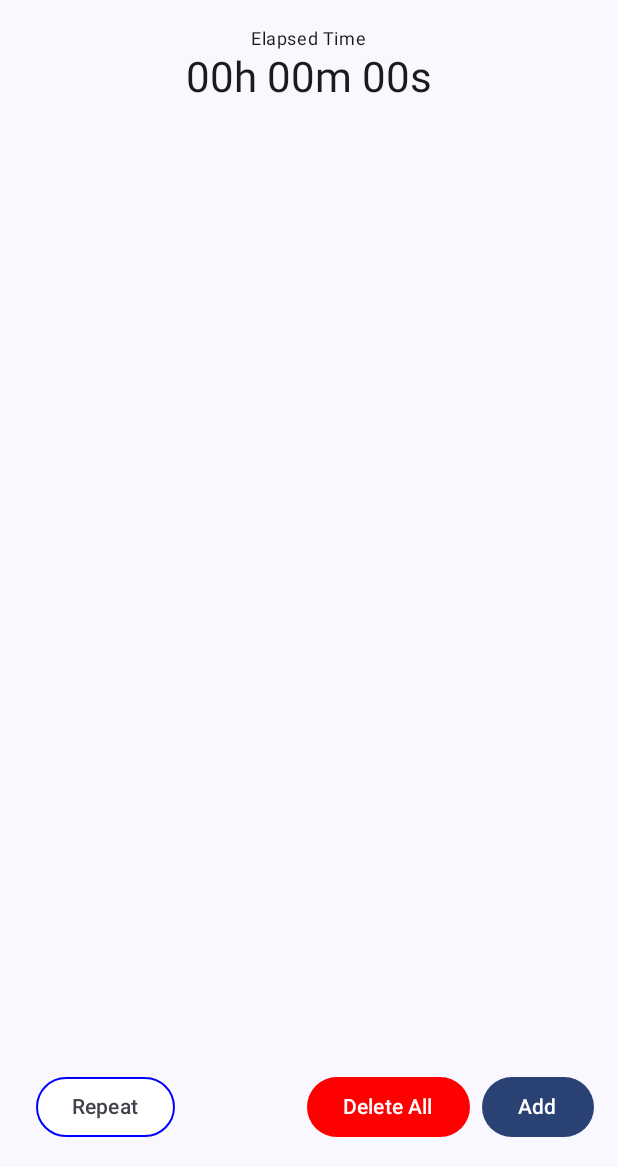
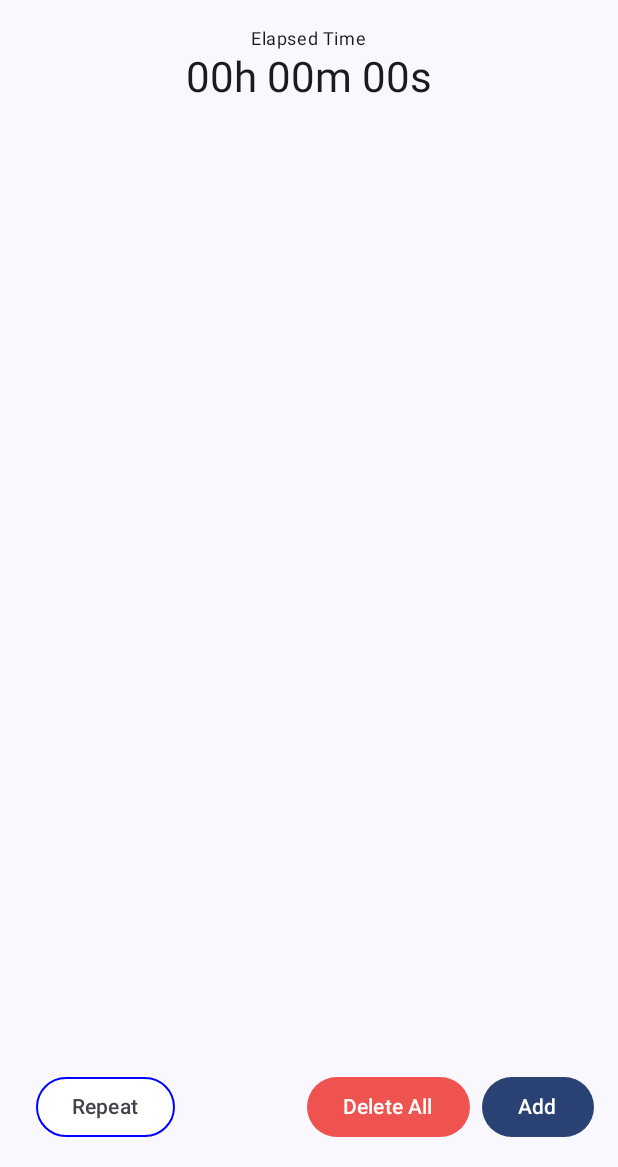
Before and after one commit to darkfoxdx/interval_timer, an Android app built with Jetpack Compose: the screen it shows after launch (MainActivity), on a phone screen of 412 x 824 dp, the part 69-1236 px from its top. Run offline under Robolectric (Android 15) with nearby library versions, the phone set to English and light mode, and no system bars; our stand-ins replace Dagger/Hilt's generated code, Room's generated code.

Commit message:
Handle theming

```diff
--- a/app/src/main/java/com/projecteugene/interval/compose/timer/TimerScreen.kt
+++ b/app/src/main/java/com/projecteugene/interval/compose/timer/TimerScreen.kt
@@ -37,6 +37,7 @@ import androidx.compose.ui.tooling.preview.Preview
 import androidx.compose.ui.unit.dp
 import androidx.hilt.navigation.compose.hiltViewModel
 import com.projecteugene.interval.data.TimerData
+import com.projecteugene.interval.ui.theme.customColorsPalette
 import com.projecteugene.interval.viewmodel.TimerViewModel
 import kotlinx.coroutines.launch
 import kotlin.time.Duration.Companion.seconds
@@ -167,7 +168,7 @@ fun TimerScreen(
                 Spacer(modifier = modifier.weight(weight = 1f))
                 Button(
                     onClick = { onDeleteAll() }, colors = ButtonDefaults.buttonColors(
-                        containerColor = Color.Red
+                        containerColor = MaterialTheme.customColorsPalette.extraColor3
                     ), modifier = modifier.padding(horizontal = 8.dp)
                 ) {
                     Text("Delete All")
--- a/app/src/main/java/com/projecteugene/interval/ui/theme/Theme.kt
+++ b/app/src/main/java/com/projecteugene/interval/ui/theme/Theme.kt
@@ -9,11 +9,21 @@ import androidx.compose.material3.dynamicDarkColorScheme
 import androidx.compose.material3.dynamicLightColorScheme
 import androidx.compose.material3.lightColorScheme
 import androidx.compose.runtime.Composable
+import androidx.compose.runtime.CompositionLocalProvider
+import androidx.compose.runtime.Immutable
+import androidx.compose.runtime.ReadOnlyComposable
 import androidx.compose.runtime.SideEffect
+import androidx.compose.runtime.staticCompositionLocalOf
+import androidx.compose.ui.graphics.Color
 import androidx.compose.ui.graphics.toArgb
 import androidx.compose.ui.platform.LocalContext
 import androidx.compose.ui.platform.LocalView
 import androidx.core.view.WindowCompat
+
+val MaterialTheme.customColorsPalette: CustomColorsPalette
+    @Composable
+    @ReadOnlyComposable
+    get() = LocalCustomColorsPalette.current
 
 private val DarkColorScheme = darkColorScheme(
     primary = Purple80,
@@ -37,6 +47,31 @@ private val LightColorScheme = lightColorScheme(
     */
 )
 
+@Immutable
+data class CustomColorsPalette(
+    val extraColor1: Color = LightExtraColor1,
+    val extraColor2: Color = LightExtraColor2,
+    val extraColor3: Color = LightExtraColor3
+)
+
+val LightExtraColor1 = Color(color = 0xFF29B6F6)
+val LightExtraColor2 = Color(color = 0xFF26A69A)
+val LightExtraColor3 = Color(color = 0xFFEF5350)
+
+val DarkExtraColor1 = Color(color = 0xFF0277BD)
+val DarkExtraColor2 = Color(color = 0xFF00695C)
+val DarkExtraColor3 = Color(color = 0xFFC62828)
+
+val LightCustomColorsPalette = CustomColorsPalette()
+
+val DarkCustomColorsPalette = CustomColorsPalette(
+    extraColor1 = DarkExtraColor1,
+    extraColor2 = DarkExtraColor2,
+    extraColor3 = DarkExtraColor3
+)
+
+val LocalCustomColorsPalette = staticCompositionLocalOf { CustomColorsPalette() }
+
 @Composable
 fun IntervalTimerTheme(
     darkTheme: Boolean = isSystemInDarkTheme(),
@@ -53,6 +88,12 @@ fun IntervalTimerTheme(
         darkTheme -> DarkColorScheme
         else -> LightColorScheme
     }
+
+    // logic for which custom palette to use
+    val customColorsPalette =
+        if (darkTheme) DarkCustomColorsPalette
+        else LightCustomColorsPalette
+
     val view = LocalView.current
     if (!view.isInEditMode) {
         SideEffect {
@@ -62,9 +103,14 @@ fun IntervalTimerTheme(
         }
     }
 
-    MaterialTheme(
-        colorScheme = colorScheme,
-        typography = Typography,
-        content = content
-    )
+    CompositionLocalProvider(
+        LocalCustomColorsPalette provides customColorsPalette // our custom palette
+    ) {
+        MaterialTheme(
+            colorScheme = colorScheme,
+            typography = Typography,
+            content = content
+        )
+    }
+
 }
```
